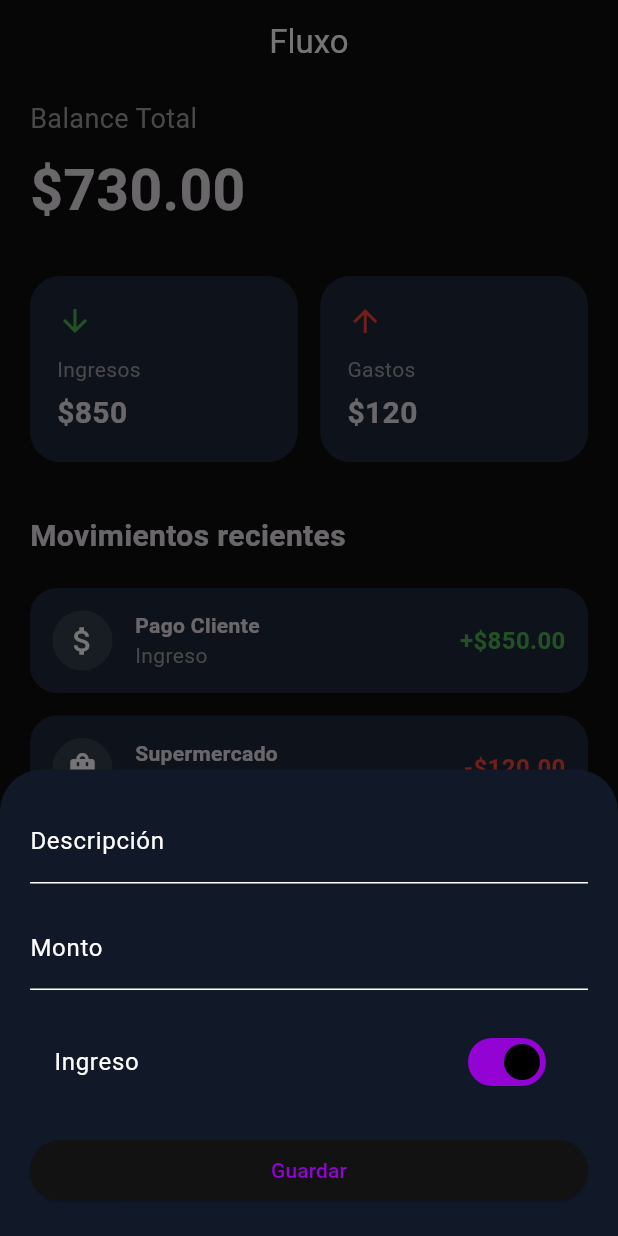
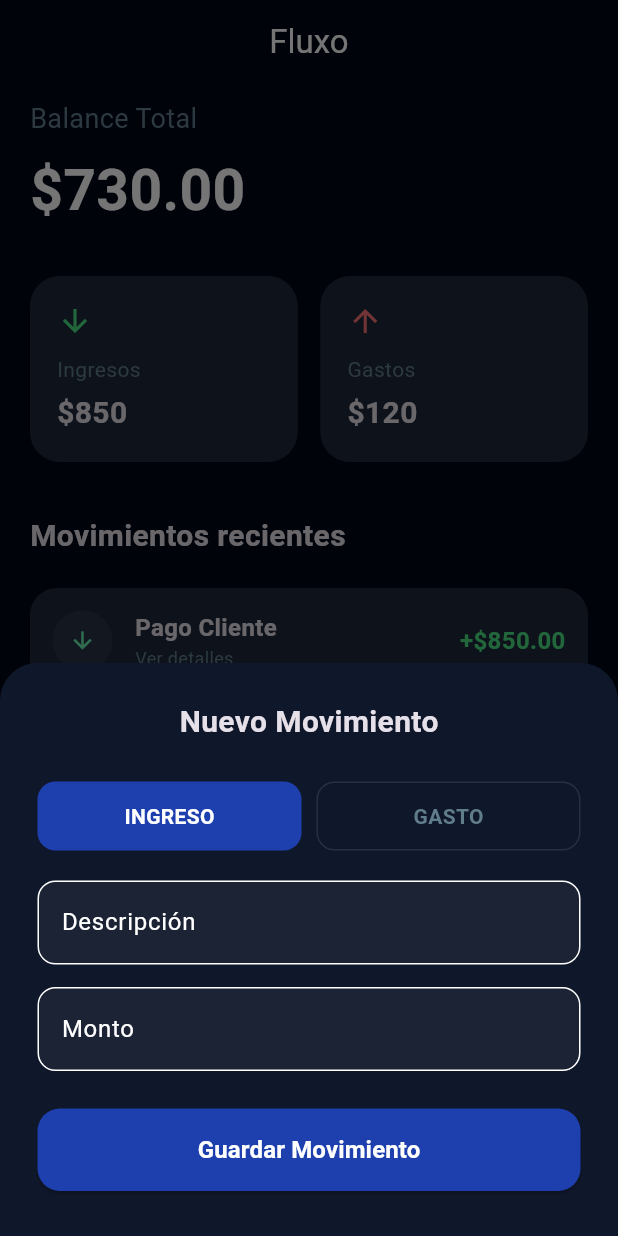
Before and after one commit to K1lluaZk/Fluxo, a Flutter app: the screen it shows after launch, after a tap on the "add" icon, on a phone screen of 412 x 824 dp. Run offline on Flutter 3.47's test engine with Material 3 defaults, Android fonts, the phone set to English and light mode, and no system bars.

Commit message:
Update main.dart

```diff
--- a/flujo_app/lib/main.dart
+++ b/flujo_app/lib/main.dart
@@ -6,14 +6,20 @@ void main() {
 
 // --- MODELO DE DATOS ---
 class Movimiento {
+  final String id;
   final String titulo;
   final double monto;
   final bool ingreso;
+  final DateTime fecha;
+  final String categoria;
 
   Movimiento({
+    required this.id,
     required this.titulo,
     required this.monto,
     required this.ingreso,
+    required this.fecha,
+    this.categoria = "General",
   });
 }
 
@@ -27,11 +33,11 @@ class FluxoApp extends StatelessWidget {
       title: 'Fluxo',
       theme: ThemeData.dark(useMaterial3: true).copyWith(
         colorScheme: ColorScheme.dark(
-          primary: const Color(0xFF9203D4),
-          secondary: const Color(0xFFB15CFF),
-          surface: const Color(0xFF121212),
+          primary: const Color(0xFF1E40AF),
+          secondary: const Color(0xFF38B2AC),
+          surface: const Color(0xFF0F172A),
         ),
-        scaffoldBackgroundColor: const Color(0xFF0D0D0D),
+        scaffoldBackgroundColor: const Color(0xFF020617),
         appBarTheme: const AppBarTheme(
           centerTitle: true,
           elevation: 0,
@@ -52,13 +58,11 @@ class HomeScreen extends StatefulWidget {
 }
 
 class _HomeScreenState extends State<HomeScreen> {
-  // Lista de datos inicial
   final List<Movimiento> movimientos = [
-    Movimiento(titulo: "Pago Cliente", monto: 850, ingreso: true),
-    Movimiento(titulo: "Supermercado", monto: 120, ingreso: false),
+    Movimiento(id: "1", titulo: "Pago Cliente", monto: 850.0, ingreso: true, fecha: DateTime.now()),
+    Movimiento(id: "2", titulo: "Supermercado", monto: 120.0, ingreso: false, fecha: DateTime.now()),
   ];
 
-  // --- LÓGICA DE CÁLCULOS ---
   double get totalIngresos => movimientos.where((m) => m.ingreso).fold(0, (a, b) => a + b.monto);
   double get totalGastos => movimientos.where((m) => !m.ingreso).fold(0, (a, b) => a + b.monto);
   double get balance => totalIngresos - totalGastos;
@@ -68,7 +72,7 @@ class _HomeScreenState extends State<HomeScreen> {
     return Scaffold(
       appBar: AppBar(title: const Text("Fluxo")),
       floatingActionButton: FloatingActionButton(
-        backgroundColor: const Color(0xFF7C3AED),
+        backgroundColor: const Color(0xFF1E40AF),
         child: const Icon(Icons.add, color: Colors.white),
         onPressed: () => _showAddMovimientoSheet(context),
       ),
@@ -82,10 +86,7 @@ class _HomeScreenState extends State<HomeScreen> {
             const SizedBox(height: 30),
             _buildSummaryCards(),
             const SizedBox(height: 35),
-            const Text(
-              "Movimientos recientes",
-              style: TextStyle(fontSize: 20, fontWeight: FontWeight.bold),
-            ),
+            const Text("Movimientos recientes", style: TextStyle(fontSize: 20, fontWeight: FontWeight.bold)),
             const SizedBox(height: 20),
             Expanded(
               child: movimientos.isEmpty
@@ -94,21 +95,16 @@ class _HomeScreenState extends State<HomeScreen> {
                       itemCount: movimientos.length,
                       itemBuilder: (context, index) {
                         final item = movimientos[index];
-                        return Dismissible(
-                          key: UniqueKey(),
+                        return GestureDetector(
+                          onTap: () => _showDetalles(context, item),
+                          child: Dismissible(
+                            key: Key(item.id),
                             direction: DismissDirection.endToStart,
                             onDismissed: (_) {
-                            setState(() {
-                              movimientos.removeAt(index);
-                            });
+                              setState(() => movimientos.removeAt(index));
                             },
                             background: _buildDeleteBackground(),
-                          child: MovimientoTile(
-                            icon: item.ingreso ? Icons.attach_money : Icons.shopping_bag,
-                            titulo: item.titulo,
-                            subtitulo: item.ingreso ? "Ingreso" : "Gasto",
-                            monto: "${item.ingreso ? '+' : '-'}\$${item.monto.toStringAsFixed(2)}",
-                            color: item.ingreso ? Colors.green : Colors.red,
+                            child: MovimientoTile(item: item),
                           ),
                         );
                       },
@@ -120,18 +116,58 @@ class _HomeScreenState extends State<HomeScreen> {
     );
   }
 
-  // --- WIDGETS DE LA INTERFAZ ---
+  // --- NUEVA FUNCIÓN: VER DETALLES ---
+  void _showDetalles(BuildContext context, Movimiento item) {
+    showModalBottomSheet(
+      context: context,
+      backgroundColor: const Color(0xFF0F172A),
+      shape: const RoundedRectangleBorder(borderRadius: BorderRadius.vertical(top: Radius.circular(25))),
+      builder: (context) => Padding(
+        padding: const EdgeInsets.all(30),
+        child: Column(
+          mainAxisSize: MainAxisSize.min,
+          crossAxisAlignment: CrossAxisAlignment.start,
+          children: [
+            Center(child: Container(width: 40, height: 4, decoration: BoxDecoration(color: Colors.white24, borderRadius: BorderRadius.circular(10)))),
+            const SizedBox(height: 25),
+            Text(item.ingreso ? "DETALLE DE INGRESO" : "DETALLE DE GASTO",
+                 style: TextStyle(color: item.ingreso ? Colors.greenAccent : Colors.redAccent, fontWeight: FontWeight.bold, letterSpacing: 1.2)),
+            const SizedBox(height: 10),
+            Text(item.titulo, style: const TextStyle(fontSize: 28, fontWeight: FontWeight.bold)),
+            const SizedBox(height: 5),
+            Text("${item.fecha.day}/${item.fecha.month}/${item.fecha.year}", style: const TextStyle(color: Colors.blueGrey)),
+            const Divider(height: 40, color: Colors.white10),
+            Row(
+              mainAxisAlignment: MainAxisAlignment.spaceBetween,
+              children: [
+                const Text("Monto total", style: TextStyle(fontSize: 18, color: Colors.blueGrey)),
+                Text("\$${item.monto.toStringAsFixed(2)}",
+                     style: TextStyle(fontSize: 24, fontWeight: FontWeight.bold, color: item.ingreso ? Colors.greenAccent : Colors.redAccent)),
+              ],
+            ),
+            const SizedBox(height: 20),
+            const Text("Categoría: General", style: TextStyle(fontSize: 16)),
+            const SizedBox(height: 30),
+            SizedBox(
+              width: double.infinity,
+              child: OutlinedButton(
+                onPressed: () => Navigator.pop(context),
+                child: const Text("Cerrar"),
+              ),
+            )
+          ],
+        ),
+      ),
+    );
+  }
 
   Widget _buildBalanceHeader() {
     return Column(
       crossAxisAlignment: CrossAxisAlignment.start,
       children: [
-        const Text("Balance Total", style: TextStyle(color: Colors.grey, fontSize: 18)),
+        const Text("Balance Total", style: TextStyle(color: Colors.blueGrey, fontSize: 18)),
         const SizedBox(height: 8),
-        Text(
-          "\$${balance.toStringAsFixed(2)}",
-          style: const TextStyle(fontSize: 38, fontWeight: FontWeight.bold),
-        ),
+        Text("\$${balance.toStringAsFixed(2)}", style: const TextStyle(fontSize: 38, fontWeight: FontWeight.bold, color: Colors.white)),
       ],
     );
   }
@@ -139,9 +175,9 @@ class _HomeScreenState extends State<HomeScreen> {
   Widget _buildSummaryCards() {
     return Row(
       children: [
-        _statCard("Ingresos", "\$${totalIngresos.toStringAsFixed(0)}", Icons.arrow_downward, Colors.green),
+        _statCard("Ingresos", "\$${totalIngresos.toStringAsFixed(0)}", Icons.arrow_downward, const Color(0xFF4ADE80)),
         const SizedBox(width: 15),
-        _statCard("Gastos", "\$${totalGastos.toStringAsFixed(0)}", Icons.arrow_upward, Colors.red),
+        _statCard("Gastos", "\$${totalGastos.toStringAsFixed(0)}", Icons.arrow_upward, const Color(0xFFF87171)),
       ],
     );
   }
@@ -150,16 +186,13 @@ class _HomeScreenState extends State<HomeScreen> {
     return Expanded(
       child: Container(
         padding: const EdgeInsets.all(18),
-        decoration: BoxDecoration(
-          color: const Color(0xFF1E293B),
-          borderRadius: BorderRadius.circular(20),
-        ),
+        decoration: BoxDecoration(color: const Color(0xFF1E293B), borderRadius: BorderRadius.circular(20)),
         child: Column(
           crossAxisAlignment: CrossAxisAlignment.start,
           children: [
             Icon(icon, color: color),
             const SizedBox(height: 10),
-            Text(label, style: const TextStyle(color: Colors.grey)),
+            Text(label, style: const TextStyle(color: Colors.blueGrey)),
             const SizedBox(height: 5),
             Text(value, style: const TextStyle(fontSize: 20, fontWeight: FontWeight.bold)),
           ],
@@ -173,15 +206,12 @@ class _HomeScreenState extends State<HomeScreen> {
       alignment: Alignment.centerRight,
       padding: const EdgeInsets.only(right: 20),
       margin: const EdgeInsets.only(bottom: 15),
-      decoration: BoxDecoration(
-        color: Colors.red,
-        borderRadius: BorderRadius.circular(18),
-      ),
+      decoration: BoxDecoration(color: Colors.redAccent, borderRadius: BorderRadius.circular(18)),
       child: const Icon(Icons.delete, color: Colors.white),
     );
   }
 
-  // --- MODAL PARA AGREGAR ---
+  // --- MODAL DE AGREGAR CON SELECTOR ACCESIBLE ---
   void _showAddMovimientoSheet(BuildContext context) {
     final tituloController = TextEditingController();
     final montoController = TextEditingController();
@@ -190,106 +220,121 @@ class _HomeScreenState extends State<HomeScreen> {
     showModalBottomSheet(
       context: context,
       isScrollControlled: true,
-      backgroundColor: const Color(0xFF111827),
-      builder: (context) {
-        return StatefulBuilder(
-          builder: (context, setModalState) {
-            return Padding(
-              padding: EdgeInsets.only(
-                left: 20, right: 20, top: 20,
-                bottom: MediaQuery.of(context).viewInsets.bottom + 20,
-              ),
+      backgroundColor: const Color(0xFF0F172A),
+      shape: const RoundedRectangleBorder(borderRadius: BorderRadius.vertical(top: Radius.circular(25))),
+      builder: (context) => StatefulBuilder(
+        builder: (context, setModalState) => SingleChildScrollView(
+          child: Padding(
+            padding: EdgeInsets.only(left: 25, right: 25, top: 25, bottom: MediaQuery.of(context).viewInsets.bottom + 30),
             child: Column(
               mainAxisSize: MainAxisSize.min,
               children: [
+                const Text("Nuevo Movimiento", style: TextStyle(fontSize: 20, fontWeight: FontWeight.bold)),
+                const SizedBox(height: 25),
+
+                // SELECTOR DE TIPO (ACCESIBILIDAD MEJORADA)
+                Row(
+                  children: [
+                    Expanded(
+                      child: GestureDetector(
+                        onTap: () => setModalState(() => esIngreso = true),
+                        child: Container(
+                          padding: const EdgeInsets.symmetric(vertical: 12),
+                          decoration: BoxDecoration(
+                            color: esIngreso ? const Color(0xFF1E40AF) : Colors.transparent,
+                            border: Border.all(color: esIngreso ? Colors.transparent : Colors.white10),
+                            borderRadius: BorderRadius.circular(12),
+                          ),
+                          child: Center(child: Text("INGRESO", style: TextStyle(fontWeight: FontWeight.bold, color: esIngreso ? Colors.white : Colors.blueGrey))),
+                        ),
+                      ),
+                    ),
+                    const SizedBox(width: 10),
+                    Expanded(
+                      child: GestureDetector(
+                        onTap: () => setModalState(() => esIngreso = false),
+                        child: Container(
+                          padding: const EdgeInsets.symmetric(vertical: 12),
+                          decoration: BoxDecoration(
+                            color: !esIngreso ? const Color(0xFF1E40AF) : Colors.transparent,
+                            border: Border.all(color: !esIngreso ? Colors.transparent : Colors.white10),
+                            borderRadius: BorderRadius.circular(12),
+                          ),
+                          child: Center(child: Text("GASTO", style: TextStyle(fontWeight: FontWeight.bold, color: !esIngreso ? Colors.white : Colors.blueGrey))),
+                        ),
+                      ),
+                    ),
+                  ],
+                ),
+
+                const SizedBox(height: 20),
                 TextField(
                   controller: tituloController,
-                    decoration: const InputDecoration(labelText: "Descripción"),
+                  decoration: InputDecoration(labelText: "Descripción", filled: true, fillColor: Colors.white.withOpacity(0.05), border: OutlineInputBorder(borderRadius: BorderRadius.circular(12))),
                 ),
                 const SizedBox(height: 15),
                 TextField(
                   controller: montoController,
-                    keyboardType: TextInputType.number,
-                    decoration: const InputDecoration(labelText: "Monto"),
+                  keyboardType: const TextInputType.numberWithOptions(decimal: true),
+                  decoration: InputDecoration(labelText: "Monto", filled: true, fillColor: Colors.white.withOpacity(0.05), border: OutlineInputBorder(borderRadius: BorderRadius.circular(12))),
                 ),
-                  const SizedBox(height: 20),
-                  SwitchListTile(
-                    value: esIngreso,
-                    title: Text(esIngreso ? "Ingreso" : "Gasto"),
-                    onChanged: (v) => setModalState(() => esIngreso = v),
-                  ),
-                  const SizedBox(height: 20),
+                const SizedBox(height: 25),
                 SizedBox(
                   width: double.infinity,
+                  height: 55,
                   child: ElevatedButton(
+                    style: ElevatedButton.styleFrom(backgroundColor: const Color(0xFF1E40AF), foregroundColor: Colors.white, shape: RoundedRectangleBorder(borderRadius: BorderRadius.circular(15))),
                     onPressed: () {
                       final t = tituloController.text;
                       final m = double.tryParse(montoController.text) ?? 0;
                       if (t.isEmpty || m <= 0) return;
-
-                        setState(() {
-                          movimientos.insert(0, Movimiento(titulo: t, monto: m, ingreso: esIngreso));
-                        });
+                      setState(() => movimientos.insert(0, Movimiento(id: DateTime.now().toString(), titulo: t, monto: m, ingreso: esIngreso, fecha: DateTime.now())));
                       Navigator.pop(context);
                     },
-                      child: const Text("Guardar"),
+                    child: const Text("Guardar Movimiento", style: TextStyle(fontSize: 16, fontWeight: FontWeight.bold)),
                   ),
                 ),
               ],
             ),
-            );
-          },
-        );
-      },
+          ),
+        ),
+      ),
     );
   }
 }
 
 // --- COMPONENTE TILE ---
 class MovimientoTile extends StatelessWidget {
-  final IconData icon;
-  final String titulo;
-  final String subtitulo;
-  final String monto;
-  final Color color;
+  final Movimiento item;
 
-  const MovimientoTile({
-    super.key,
-    required this.icon,
-    required this.titulo,
-    required this.subtitulo,
-    required this.monto,
-    required this.color,
-  });
+  const MovimientoTile({super.key, required this.item});
 
   @override
   Widget build(BuildContext context) {
     return Container(
       margin: const EdgeInsets.only(bottom: 15),
       padding: const EdgeInsets.all(15),
-      decoration: BoxDecoration(
-        color: const Color(0xFF1E293B),
-        borderRadius: BorderRadius.circular(18),
-      ),
+      decoration: BoxDecoration(color: const Color(0xFF1E293B), borderRadius: BorderRadius.circular(18)),
       child: Row(
         children: [
           CircleAvatar(
-            backgroundColor: Colors.white10,
-            child: Icon(icon, color: Colors.white),
+            backgroundColor: Colors.white.withOpacity(0.05),
+            child: Icon(item.ingreso ? Icons.arrow_downward : Icons.arrow_upward,
+                        color: item.ingreso ? Colors.greenAccent : Colors.redAccent, size: 18),
           ),
           const SizedBox(width: 15),
           Expanded(
             child: Column(
               crossAxisAlignment: CrossAxisAlignment.start,
               children: [
-                Text(titulo, style: const TextStyle(fontWeight: FontWeight.bold)),
-                Text(subtitulo, style: const TextStyle(color: Colors.grey)),
+                Text(item.titulo, style: const TextStyle(fontWeight: FontWeight.bold, fontSize: 16)),
+                const Text("Ver detalles", style: TextStyle(color: Colors.blueGrey, fontSize: 12)),
               ],
             ),
           ),
           Text(
-            monto,
-            style: TextStyle(color: color, fontWeight: FontWeight.bold, fontSize: 16),
+            "${item.ingreso ? '+' : '-'}\$${item.monto.toStringAsFixed(2)}",
+            style: TextStyle(color: item.ingreso ? const Color(0xFF4ADE80) : const Color(0xFFF87171), fontWeight: FontWeight.bold, fontSize: 16),
           ),
         ],
       ),
```
Lines whose indentation alone changed are shown as unchanged.
